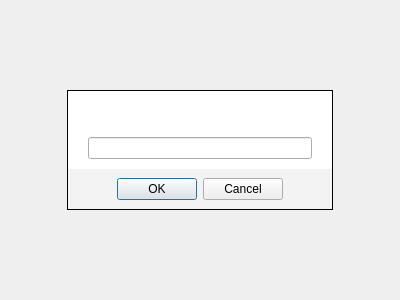
The window that src/webview/jsprompt.ui (QupZilla/qupzilla) describes before a commit, drawn with Qt 5.
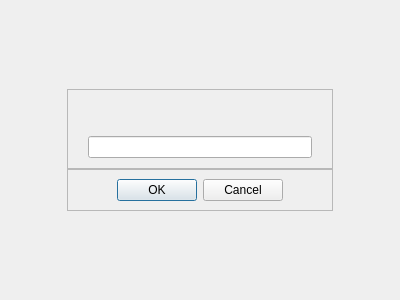
The same window after the commit. Custom widgets are drawn as their Qt base class.

The edit to the form file:
```diff
--- a/src/webview/jsprompt.ui
+++ b/src/webview/jsprompt.ui
@@ -13,9 +13,6 @@
   <property name="windowTitle">
    <string notr="true"/>
   </property>
-  <property name="styleSheet">
-   <string notr="true"/>
-  </property>
   <layout class="QGridLayout" name="gridLayout">
    <property name="spacing">
     <number>0</number>
@@ -48,13 +45,6 @@
    </item>
    <item row="1" column="1">
     <widget class="QFrame" name="frame">
-     <property name="styleSheet">
-      <string notr="true">#frame {
-border: 1px solid  black;
-border-bottom: 0px;
-background-color: white;
-}</string>
-     </property>
      <property name="frameShape">
       <enum>QFrame::StyledPanel</enum>
      </property>
@@ -128,13 +118,6 @@
    </item>
    <item row="2" column="1">
     <widget class="QFrame" name="frame_2">
-     <property name="styleSheet">
-      <string notr="true">#frame_2 {
-background-color: #f3f3f3;
-border: 1px solid black;
-border-top: 0px;
-}</string>
-     </property>
      <property name="frameShape">
       <enum>QFrame::StyledPanel</enum>
      </property>
```
Left out of the diff: 6 changed lines with no effect on the pictures.
